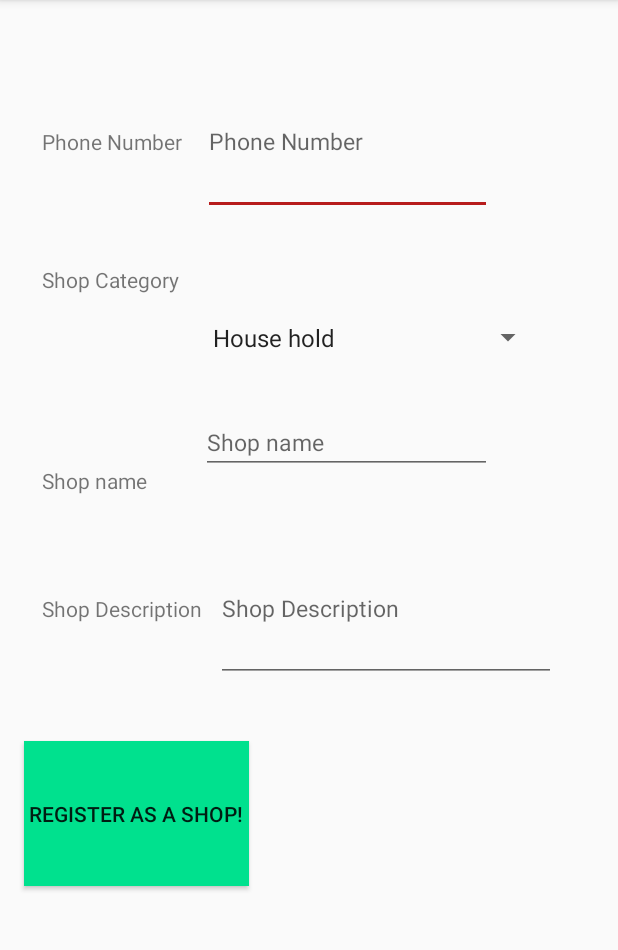
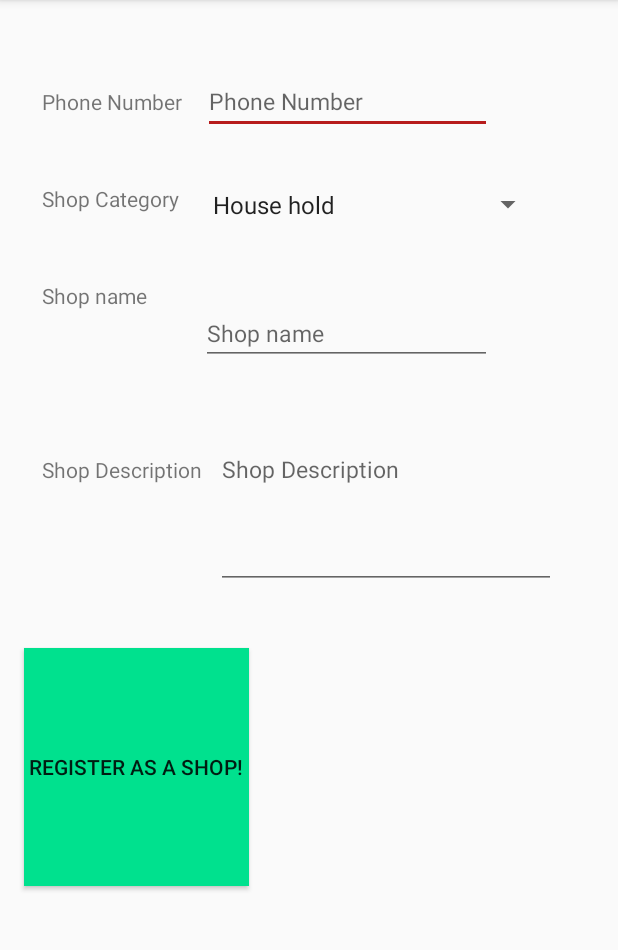
Before and after one commit to Manopphysics/MaShop, an Android app: the CreateShop screen opened directly, with no data from a screen before it, on a phone screen of 412 x 824 dp, the part 84-1034 px from its top. Run offline under Robolectric (Android 15) with nearby library versions, the phone set to English and light mode, and no system bars; our stand-ins replace Firebase (no records; nobody signed in at launch, a user with empty details on screens opened directly).

Commit message:
Update modules in app gradle to latest ver + Minor change create shop layout

```diff
--- a/app/src/main/res/layout/activity_create_shop.xml
+++ b/app/src/main/res/layout/activity_create_shop.xml
@@ -10,10 +10,10 @@
     <EditText
         android:id="@+id/phonenum"
         android:layout_width="0dp"
-        android:layout_height="0dp"
+        android:layout_height="43dp"
+        android:layout_marginTop="46dp"
+        android:layout_marginEnd="84dp"
         android:layout_marginBottom="33dp"
-        android:layout_marginEnd="84dp"
-        android:layout_marginTop="46dp"
         android:hint="Phone Number"
         android:inputType="phone"
         android:textSize="15dp"
@@ -47,9 +47,9 @@
     <Spinner
         android:id="@+id/category_spinner"
         android:layout_width="0dp"
-        android:layout_height="0dp"
+        android:layout_height="27dp"
+        android:layout_marginEnd="49dp"
         android:layout_marginBottom="37dp"
-        android:layout_marginEnd="49dp"
         app:layout_constraintBottom_toTopOf="@+id/shname"
         app:layout_constraintEnd_toEndOf="parent"
         app:layout_constraintStart_toEndOf="@+id/categorytv"
```
Also changed, not shown: app/build.gradle (+4 -4 lines).
